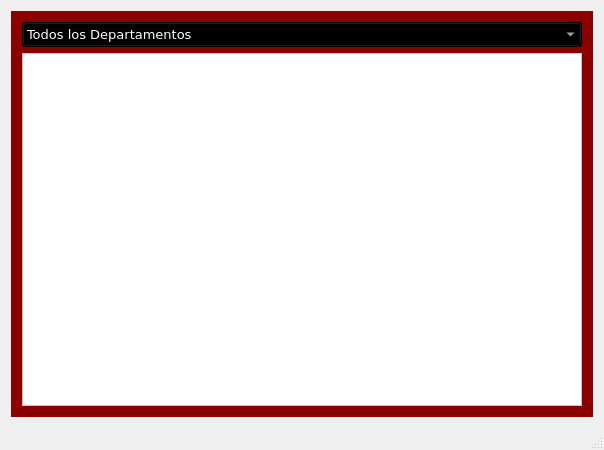
DarthDS4711/Database-App-C-, file mainwindow.ui: the form before one commit.
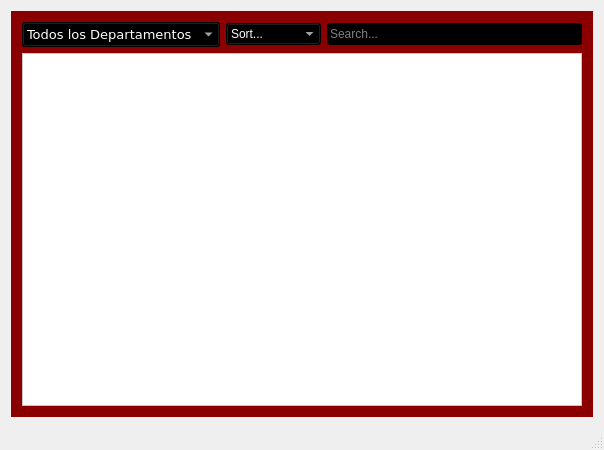
The form after the commit. The open tabs and pages were chosen to show the change.

```diff
--- a/mainwindow.ui
+++ b/mainwindow.ui
@@ -281,7 +281,43 @@
           </item>
          </widget>
         </item>
-        <item row="1" column="0">
+        <item row="0" column="1">
+         <widget class="QComboBox" name="sortBy">
+          <property name="styleSheet">
+           <string notr="true">color: rgb(255, 255, 255);
+background-color: rgb(0, 0, 0);
+font: 10pt &quot;Verdana&quot;;</string>
+          </property>
+          <item>
+           <property name="text">
+            <string>Sort...</string>
+           </property>
+          </item>
+          <item>
+           <property name="text">
+            <string>Ascending</string>
+           </property>
+          </item>
+          <item>
+           <property name="text">
+            <string>Descending</string>
+           </property>
+          </item>
+         </widget>
+        </item>
+        <item row="0" column="2">
+         <widget class="QLineEdit" name="searchText">
+          <property name="styleSheet">
+           <string notr="true">color: rgb(255, 255, 255);
+background-color: rgb(0, 0, 0);
+font: 10pt &quot;Verdana&quot;;</string>
+          </property>
+          <property name="placeholderText">
+           <string>Search...</string>
+          </property>
+         </widget>
+        </item>
+        <item row="1" column="0" colspan="3">
          <widget class="QScrollArea" name="scrollArea">
           <property name="styleSheet">
            <string notr="true">background-color: rgb(255, 255, 255);
```
